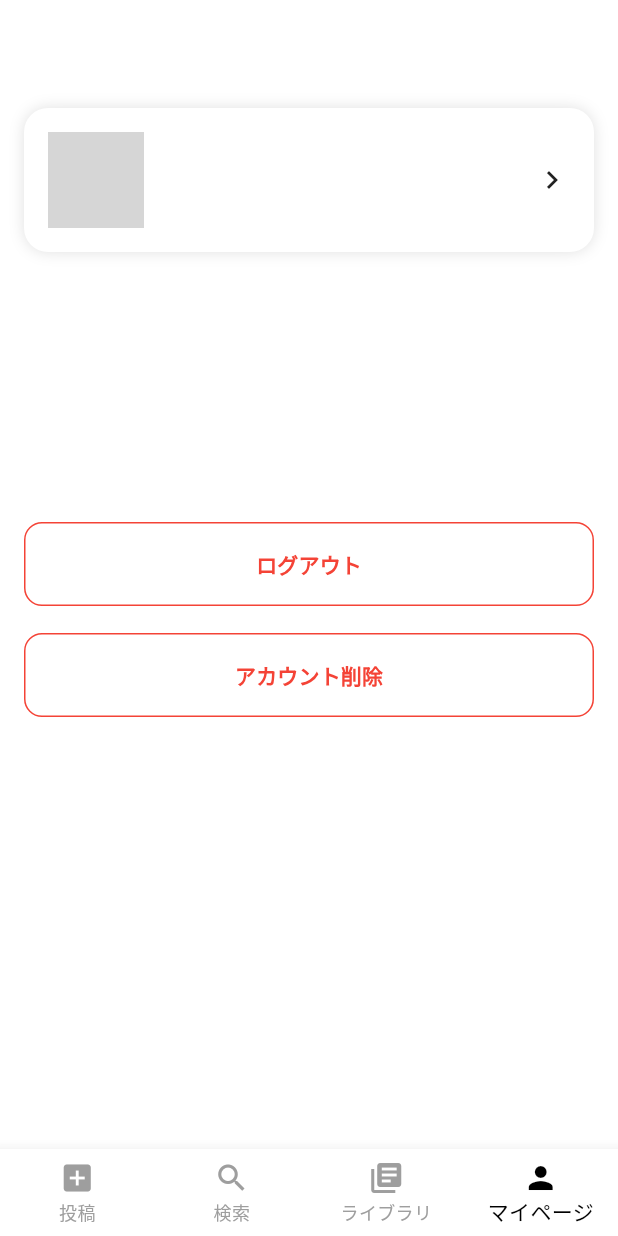
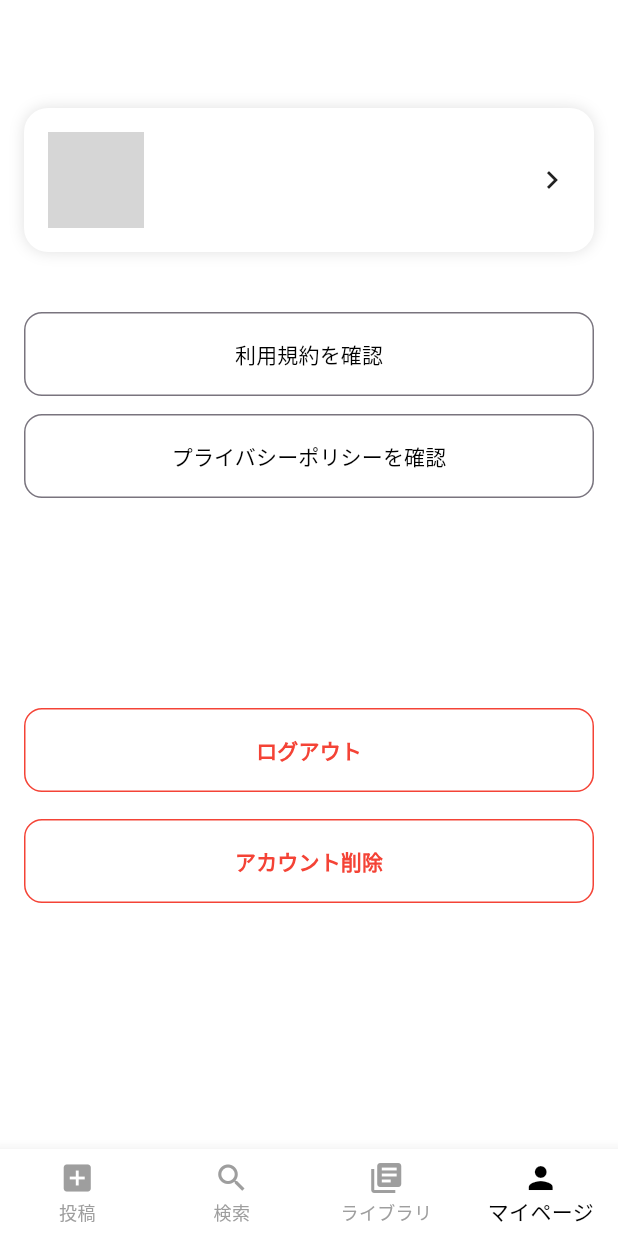
Before and after one commit to devnote2026/note_box, a Flutter app: the MyPageScreen screen opened by its route, on a phone screen of 412 x 824 dp. Run offline on Flutter 3.47's test engine with Material 3 defaults, Android fonts, the phone set to English and light mode, and no system bars; our stand-ins replace camera, cloud_firestore, cloud_functions, firebase_auth, firebase_core, firebase_storage and 5 more; accounts and stored records are empty; network calls fail; grey boxes are pictures that could not be loaded.

Commit message:
マイページにUrl実装

```diff
--- a/lib/features/auth/terms_agreement_screen.dart
+++ b/lib/features/auth/terms_agreement_screen.dart
@@ -125,6 +125,8 @@ class _TermsAgreementScreenState extends State<TermsAgreementScreen> {
                             Row(
                               children: [
                                 Checkbox(
+                                  checkColor: Colors.black,
+                                  activeColor: Colors.white,
                                   value: isChecked,
                                   onChanged: isLoading
                                       ? null
--- a/lib/features/mypage/mypage_screen.dart
+++ b/lib/features/mypage/mypage_screen.dart
@@ -1,8 +1,11 @@
 import 'package:flutter/material.dart';
+import 'package:url_launcher/url_launcher.dart';
+
 import '../../widgets/profile_card.dart';
 import '../../widgets/logout_button.dart';
 import '../../widgets/bottom_navbar.dart';
 import '../../widgets/delete_account_button.dart';
+import '../../widgets/custom_button.dart';
 
 // マイページを構成する
 import '../../services/profile_service.dart';
@@ -11,9 +14,22 @@ import '../../services/profile_storage_service.dart';
 class MyPageScreen extends StatelessWidget {
   const MyPageScreen({super.key});
 
+  /// URLを開く
+  Future<void> _openUrl(String url) async {
+    final uri = Uri.parse(url);
+
+    if (!await launchUrl(
+      uri,
+      mode: LaunchMode.externalApplication,
+    )) {
+      throw Exception('URLを開けませんでした');
+    }
+  }
+
   @override
   Widget build(BuildContext context) {
-    final profileService = ProfileService(ProfileStorageService());  //プロフィールを取得するクラスのインスタンスを生成
+    final profileService =
+        ProfileService(ProfileStorageService());
 
     return Scaffold(
       backgroundColor: Colors.white,
@@ -23,11 +39,37 @@ class MyPageScreen extends StatelessWidget {
         padding: const EdgeInsets.all(16),
         child: Column(
           children: [
-            ProfileCard(profileService: profileService), //プロフィールカードにインスタンスを渡す。
-            const SizedBox(height: 180),
+            ProfileCard(profileService: profileService),
+
+            const SizedBox(height: 40),
+
+            /// 利用規約
+            CustomButton(
+              text: "利用規約を確認",
+              onPressed: () {
+                _openUrl(
+                    'https://www.notion.so/32c22870ba4a80589ad1e8436360d60c');
+              },
+            ),
+
+            const SizedBox(height: 12),
+
+            /// プライバシーポリシー
+            CustomButton(
+              text: "プライバシーポリシーを確認",
+              onPressed: () {
+                _openUrl(
+                    'https://www.notion.so/32c22870ba4a80aaa96ecf88e82656d0');
+              },
+            ),
+
+            const SizedBox(height: 140),
+
             const LogoutButton(),
-            const SizedBox(height: 18,),
-            const DeleteAccountButton()
+
+            const SizedBox(height: 18),
+
+            const DeleteAccountButton(),
           ],
         ),
       ),
```
